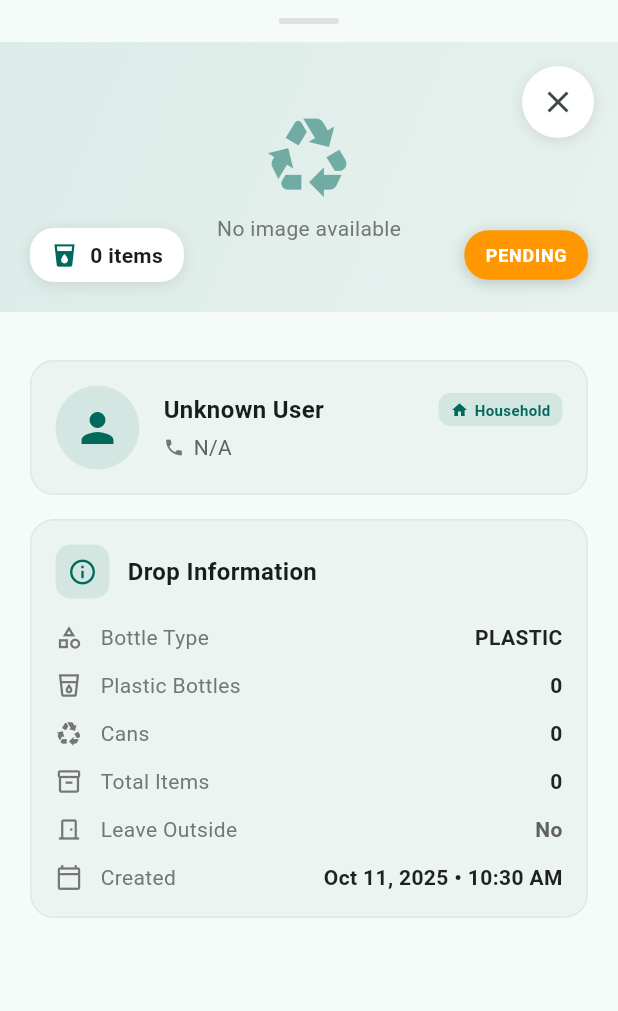
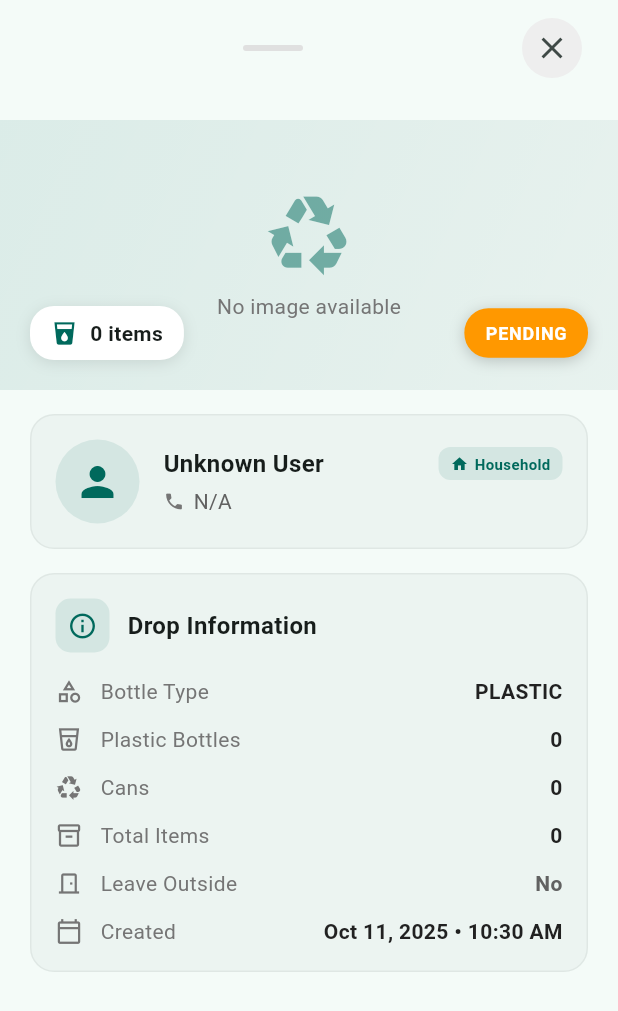
Before and after one commit to yassine222/Bottleji-platform, a Flutter app: the DropDetailsModal widget shown alone on an empty page, opened directly with empty values, on a phone screen of 412 x 824 dp. Shown: the top 1011 px of the screen. Run offline on Flutter 3.47's test engine with Material 3 defaults, Android fonts, the phone set to English and light mode, and no system bars; our stand-ins replace chewie, connectivity_plus, dio, firebase_auth, firebase_core, firebase_messaging and 14 more; missing offline and left inert: app_settings, google_maps_webservice; accounts and stored records are empty; generated files the repository leaves out were written again; network calls fail.

Commit message:
Improve drop details modal layout
- Moved close button to top of modal (next to handle bar)
- Removed close button overlays from image sections
- Swapped order: Distance/Time card and Map now appear first
- Drop image moved below the map section
- Cleaner, more intuitive layout

```diff
--- a/botleji/lib/features/drops/presentation/widgets/drop_details_modal.dart
+++ b/botleji/lib/features/drops/presentation/widgets/drop_details_modal.dart
@@ -138,14 +138,33 @@ class _DropDetailsModalState extends ConsumerState<DropDetailsModal> {
           ),
             child: Column(
               children: [
+                // Handle bar and close button
+                Padding(
+                  padding: const EdgeInsets.symmetric(horizontal: 20, vertical: 8),
+                  child: Row(
+                    children: [
                       // Handle bar
-              Container(
+                      Expanded(
+                        child: Center(
+                          child: Container(
                             width: 40,
                             height: 4,
-                margin: const EdgeInsets.symmetric(vertical: 12),
                             decoration: BoxDecoration(
                               color: Colors.grey[300],
                               borderRadius: BorderRadius.circular(2),
+                            ),
+                          ),
+                        ),
+                      ),
+                      // Close button
+                      IconButton(
+                        onPressed: () => Navigator.pop(context),
+                        icon: const Icon(Icons.close),
+                        style: IconButton.styleFrom(
+                          backgroundColor: Colors.grey[200],
+                        ),
+                      ),
+                    ],
                   ),
                 ),
 
@@ -155,14 +174,6 @@ class _DropDetailsModalState extends ConsumerState<DropDetailsModal> {
                   child: Column(
                     crossAxisAlignment: CrossAxisAlignment.start,
                     children: [
-                                      // Hero Image with overlay info
-                      if (widget.drop.imageUrl?.isNotEmpty == true)
-                        _buildHeroImage()
-                      else
-                        _buildNoImagePlaceholder(),
-
-                      const SizedBox(height: 16),
-
                       // Distance & Time Card
                       if (widget.currentLocation != null)
                         _buildDistanceTimeCard(),
@@ -170,6 +181,14 @@ class _DropDetailsModalState extends ConsumerState<DropDetailsModal> {
                       // Mini Map with Route
                       if (widget.currentLocation != null)
                         _buildMiniMap(),
+
+                      const SizedBox(height: 16),
+
+                      // Hero Image with overlay info
+                      if (widget.drop.imageUrl?.isNotEmpty == true)
+                        _buildHeroImage()
+                      else
+                        _buildNoImagePlaceholder(),
 
                       const SizedBox(height: 16),
 
@@ -312,21 +331,6 @@ class _DropDetailsModalState extends ConsumerState<DropDetailsModal> {
             ],
           ),
         ),
-        // Close button
-        Positioned(
-          top: 16,
-          right: 16,
-          child: Container(
-            decoration: BoxDecoration(
-              color: Colors.black.withOpacity(0.5),
-              shape: BoxShape.circle,
-            ),
-            child: IconButton(
-              onPressed: () => Navigator.pop(context),
-              icon: const Icon(Icons.close, color: Colors.white),
-            ),
-          ),
-        ),
       ],
     );
   }
@@ -427,28 +431,6 @@ class _DropDetailsModalState extends ConsumerState<DropDetailsModal> {
                   ),
                 ),
               ],
-            ),
-          ),
-          // Close button
-          Positioned(
-            top: 16,
-            right: 16,
-            child: Container(
-              decoration: BoxDecoration(
-                color: Colors.white,
-                shape: BoxShape.circle,
-                boxShadow: [
-                  BoxShadow(
-                    color: Colors.black.withOpacity(0.1),
-                    blurRadius: 8,
-                    offset: const Offset(0, 2),
-                  ),
-                ],
-              ),
-              child: IconButton(
-                onPressed: () => Navigator.pop(context),
-                icon: const Icon(Icons.close),
-              ),
             ),
           ),
         ],
```
Lines whose indentation alone changed are shown as unchanged.
